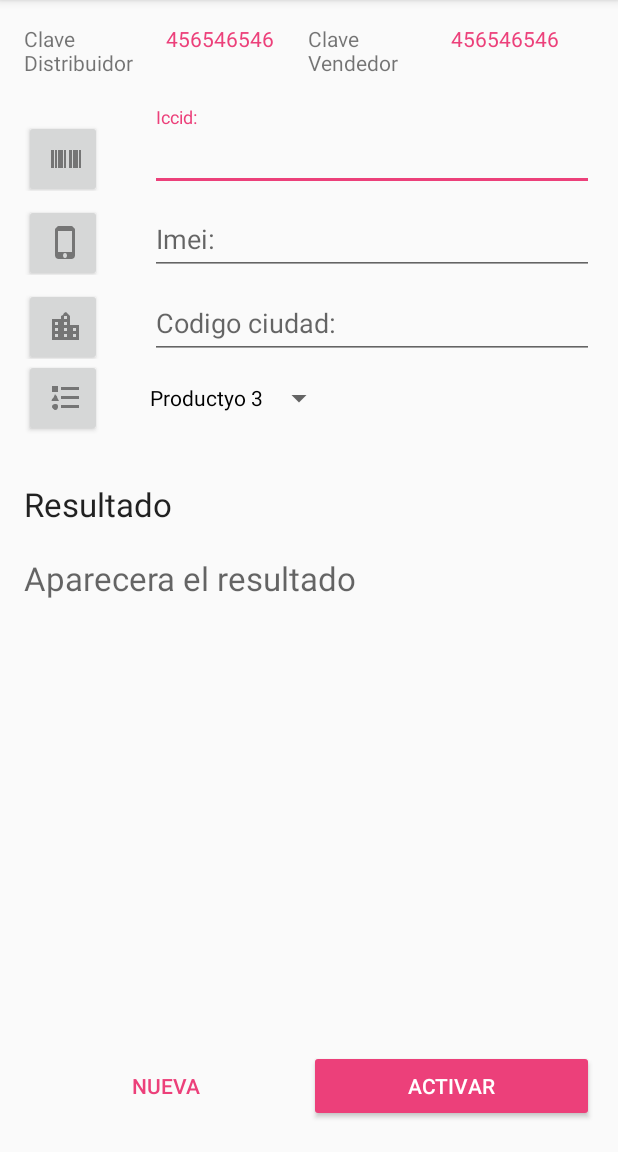
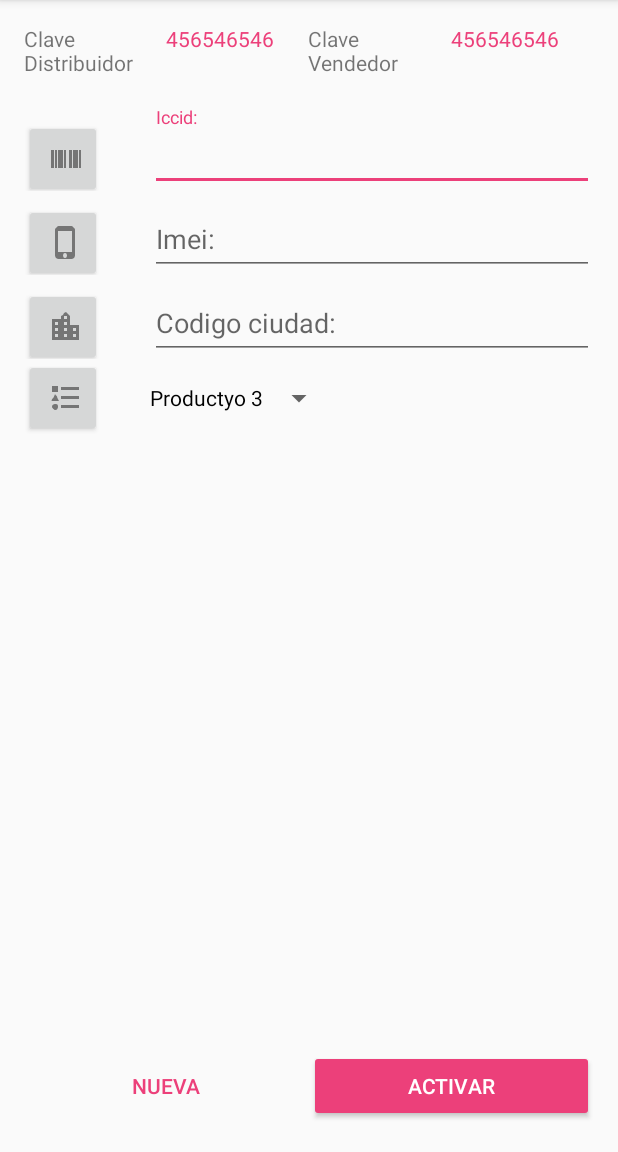
Before and after one commit to ricky393512/Rvisor, an Android app: the ConsultaActivity screen opened directly, with no data from a screen before it, on a phone screen of 412 x 824 dp, the part 84-1236 px from its top. Run offline under Robolectric (Android 15) with nearby library versions, the phone set to English and light mode, and no system bars.

Commit message:
Se agrega cambios en la consulta

```diff
--- a/app/src/main/res/layout/activity_consulta.xml
+++ b/app/src/main/res/layout/activity_consulta.xml
@@ -186,7 +186,7 @@ tools:showIn="@layout/activity_consulta">
         android:layout_width="wrap_content"
         android:layout_height="wrap_content"
         android:layout_below="@id/area_producto"
-        android:text="Resultado"
+        android:text=" "
         android:layout_marginTop="30dp"
         android:textAppearance="?android:attr/textAppearanceLarge"
         />
@@ -197,7 +197,7 @@ tools:showIn="@layout/activity_consulta">
         android:layout_width="wrap_content"
         android:layout_height="wrap_content"
         android:layout_below="@id/txtTituloComentario"
-        android:hint="Aparecera el resultado"
+        android:hint=" "
         android:textAppearance="?android:attr/textAppearanceLarge"
         android:textColor="@color/colorAccent"
         android:layout_marginTop="20dp"
```
